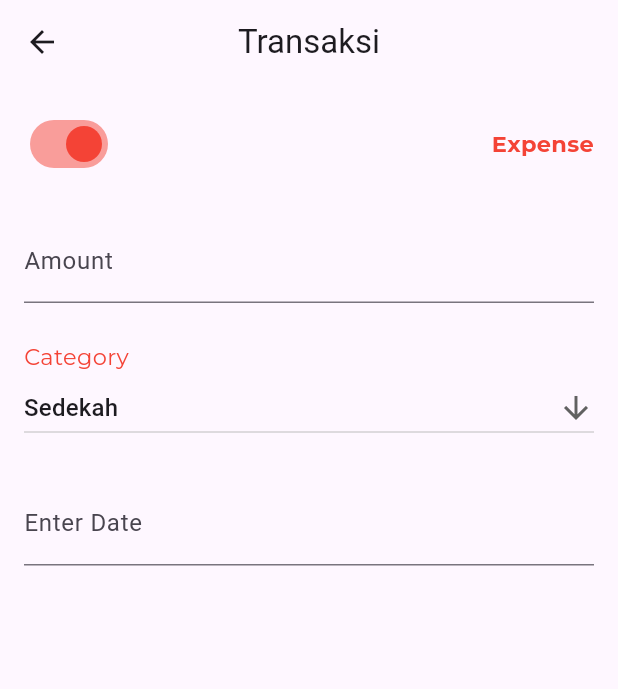
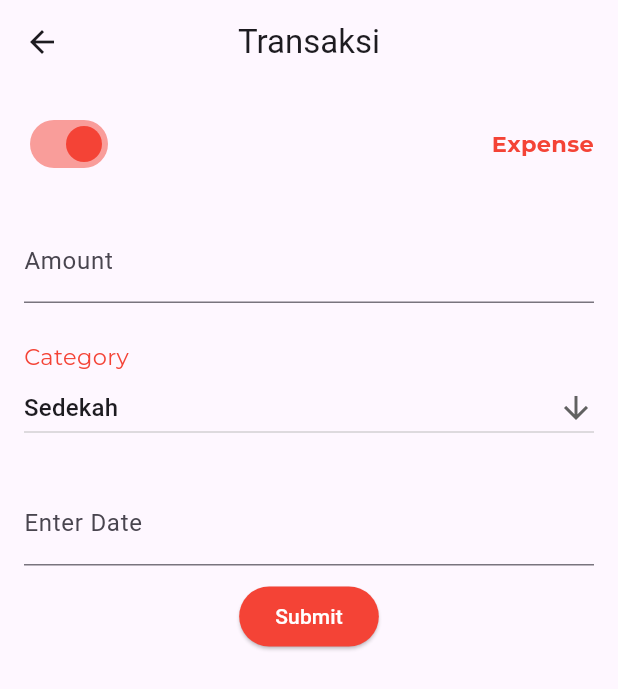
Before and after one commit to RizqullahY/armando-flutter-app, a Flutter app: the TransactionPage screen opened directly, on a phone screen of 412 x 824 dp. Shown: the top 689 px of the screen. Run offline on Flutter 3.47's test engine with Material 3 defaults, Android fonts, the phone set to English and light mode, and no system bars; our stand-ins replace drift, google_fonts; missing offline and left inert: calendar_appbar; accounts and stored records are empty; generated files the repository leaves out were written again.

Commit message:
category page and transaction page update

```diff
--- a/lib/pages/transaction_page.dart
+++ b/lib/pages/transaction_page.dart
@@ -13,6 +13,8 @@ class _TransactionPageState extends State<TransactionPage> {
   bool isExpense = true;
   List<String> categories = ['Sedekah', 'Upgrade To Premium'];
   late String selectedCategory = categories.first;
+// Suggested code may be subject to a license. Learn more: ~LicenseLog:4066365682.
+  TextEditingController dateController = TextEditingController();
 
   @override
   Widget build(BuildContext context) {
@@ -108,6 +110,8 @@ class _TransactionPageState extends State<TransactionPage> {
               Padding(
                 padding: const EdgeInsets.symmetric(horizontal: 16),
                 child: TextField(
+                    readOnly: true,
+                    controller: dateController,
                     decoration: InputDecoration(labelText: 'Enter Date'),
                     onTap: () async {
                       DateTime? pickedDate = await showDatePicker(
@@ -117,10 +121,26 @@ class _TransactionPageState extends State<TransactionPage> {
                         lastDate: DateTime(2101),
                       );
                       if (pickedDate != null) {
-                        String formattedDate = DateFormat('yyyy-MM-dd')
-                            .format(pickedDate);
+                        String formattedDate =
+                            DateFormat('yyyy-MM-dd').format(pickedDate);
+                        dateController.text = formattedDate;
                       }
                     }),
+              ),
+              SizedBox(
+                height: 10,
+              ),
+              Center(
+                child: ElevatedButton(
+                  onPressed: () {},
+                  style: ElevatedButton.styleFrom(
+                    backgroundColor: isExpense ? Colors.red : Colors.green,
+                  ),
+                  child: const Text(
+                    "Submit",
+                    style: TextStyle(color: Colors.white),
+                  ),
+                ),
               )
             ],
           ),
```
Also changed, not shown: lib/pages/category_page.dart (+78 -47 lines).
